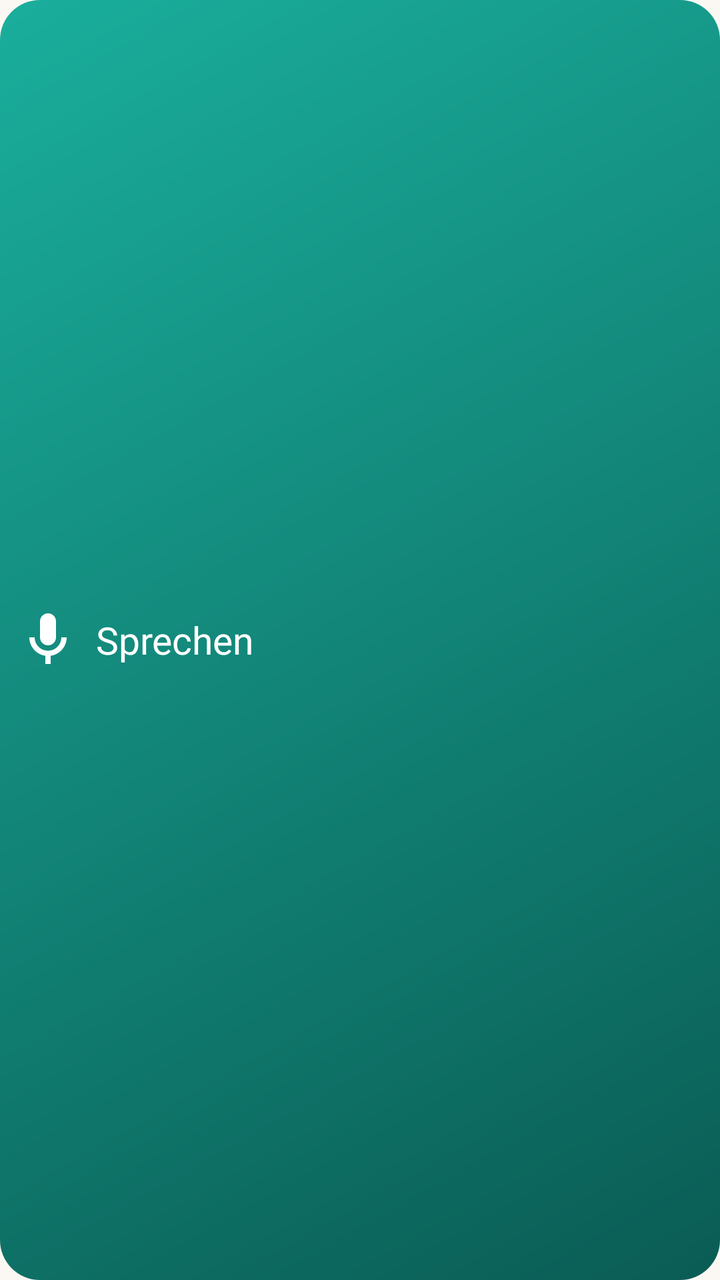
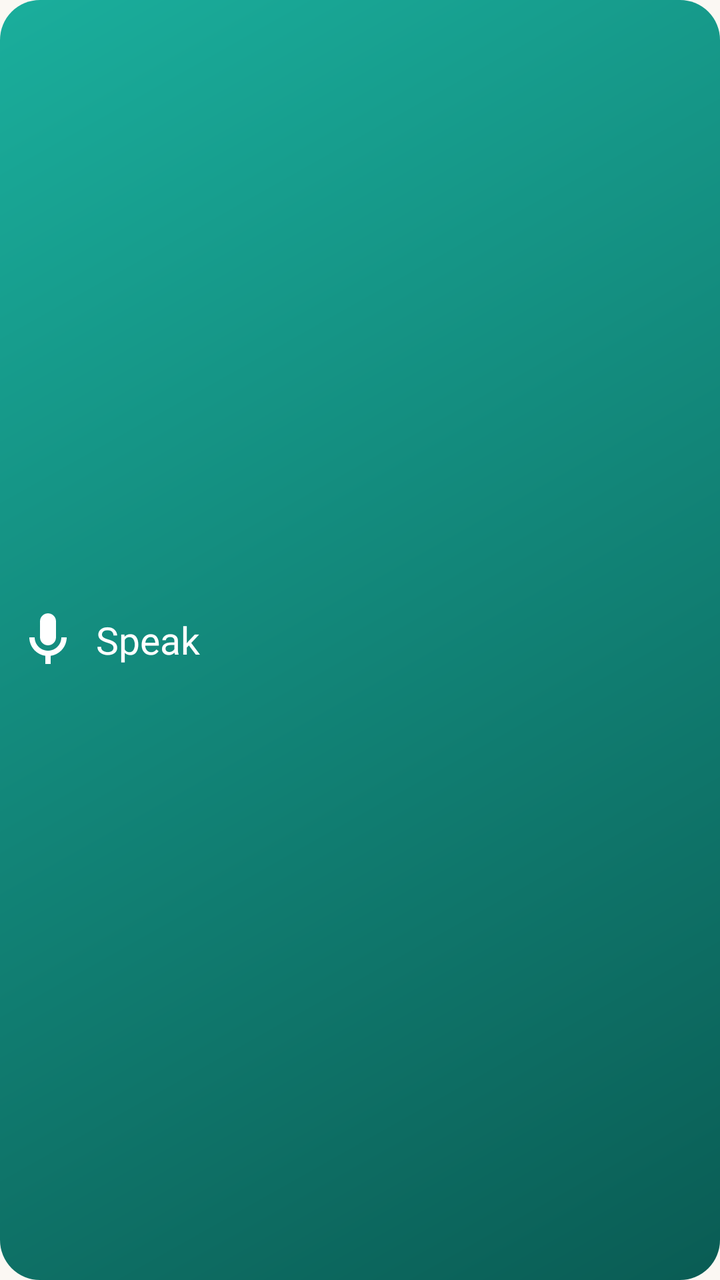

Before-and-after screenshots of an Android layout around one commit, followed by the original layout XML and the change that was made.
<!-- AndroidManifest.xml: application theme Theme.Merks -->
<!-- res/layout/widget_speak_wide.xml -->
<?xml version="1.0" encoding="utf-8"?>
<LinearLayout xmlns:android="http://schemas.android.com/apk/res/android"
    android:id="@+id/widget_root"
    android:layout_width="match_parent"
    android:layout_height="match_parent"
    android:background="@drawable/widget_bg_small"
    android:gravity="center"
    android:orientation="horizontal"
    android:padding="8dp">

    <ImageView
        android:layout_width="32dp"
        android:layout_height="32dp"
        android:contentDescription="@string/speak"
        android:src="@drawable/ic_mic" />

    
    <TextView
        android:layout_width="0dp"
        android:layout_height="match_parent"
        android:layout_marginStart="8dp"
        android:layout_weight="1"
        android:autoSizeMaxTextSize="19sp"
        android:autoSizeMinTextSize="12sp"
        android:autoSizeTextType="uniform"
        android:fontFamily="@font/nunito_extrabold"
        android:gravity="center_vertical"
        android:maxLines="1"
        android:text="@string/speak"
        android:textColor="#FFFFFF" />
</LinearLayout>
<!-- resources referenced by this layout -->
<resources>
  <string name="speak">Sprechen</string>
  <color name="brand_teal_dark">#0A5C54</color>
  <color name="brand_teal_light">#1AAE9C</color>
  <color name="m_primary">#0D7A6F</color>
  <color name="m_on_primary">#FFFFFF</color>
  <color name="m_primary_container">#C6EDE7</color>
  <color name="m_on_primary_container">#00332D</color>
  <color name="m_secondary">#8A5A00</color>
  <color name="m_on_secondary">#FFFFFF</color>
  <color name="m_secondary_container">#FFE2B6</color>
  <color name="m_on_secondary_container">#2C1A00</color>
  <color name="m_background">#FBF8F3</color>
  <color name="m_on_background">#1C1B19</color>
  <color name="m_surface">#FBF8F3</color>
  <color name="m_on_surface">#1C1B19</color>
  <color name="m_surface_variant">#ECE6DC</color>
  <color name="m_on_surface_variant">#55524C</color>
  <color name="m_surface_container_lowest">#FFFFFF</color>
  <color name="m_surface_container_low">#F5F1EA</color>
  <color name="m_surface_container">#F0EBE3</color>
  <color name="m_surface_container_high">#EAE5DC</color>
  <color name="m_surface_container_highest">#E4DED5</color>
  <color name="m_outline">#7E7A72</color>
  <color name="m_outline_variant">#DCD5CA</color>
  <color name="m_error">#B3261E</color>
  <color name="m_on_error">#FFFFFF</color>
  <color name="m_inverse_surface">#31302D</color>
  <color name="m_inverse_on_surface">#F4F0EA</color>
  <color name="m_inverse_primary">#7FD8CB</color>
  <style name="TextAppearance.Merks.BodyLarge" parent="TextAppearance.Material3.BodyLarge">
          <item name="android:fontFamily">@font/nunito</item>
          <item name="fontFamily">@font/nunito</item>
          <item name="android:textSize">18sp</item>
      </style>
  <style name="TextAppearance.Merks.HeadlineMedium" parent="TextAppearance.Material3.HeadlineMedium">
          <item name="android:fontFamily">@font/nunito_extrabold</item>
          <item name="fontFamily">@font/nunito_extrabold</item>
      </style>
  <style name="TextAppearance.Merks.HeadlineSmall" parent="TextAppearance.Material3.HeadlineSmall">
          <item name="android:fontFamily">@font/nunito_extrabold</item>
          <item name="fontFamily">@font/nunito_extrabold</item>
      </style>
  <style name="TextAppearance.Merks.TitleSmall" parent="TextAppearance.Material3.TitleSmall">
          <item name="android:fontFamily">@font/nunito_bold</item>
          <item name="fontFamily">@font/nunito_bold</item>
          <item name="android:textSize">15sp</item>
      </style>
  <style name="TextAppearance.Merks.BodyMedium" parent="TextAppearance.Material3.BodyMedium">
          <item name="android:fontFamily">@font/nunito</item>
          <item name="fontFamily">@font/nunito</item>
          <item name="android:textSize">16sp</item>
      </style>
  <style name="TextAppearance.Merks.BodySmall" parent="TextAppearance.Material3.BodySmall">
          <item name="android:fontFamily">@font/nunito</item>
          <item name="fontFamily">@font/nunito</item>
          <item name="android:textSize">14sp</item>
      </style>
  <style name="TextAppearance.Merks.LabelLarge" parent="TextAppearance.Material3.LabelLarge">
          <item name="android:fontFamily">@font/nunito_bold</item>
          <item name="fontFamily">@font/nunito_bold</item>
          <item name="android:textSize">17sp</item>
      </style>
  <style name="TextAppearance.Merks.LabelMedium" parent="TextAppearance.Material3.LabelMedium">
          <item name="android:fontFamily">@font/nunito_semibold</item>
          <item name="fontFamily">@font/nunito_semibold</item>
      </style>
  <style name="TextAppearance.Merks.LabelSmall" parent="TextAppearance.Material3.LabelSmall">
          <item name="android:fontFamily">@font/nunito_semibold</item>
          <item name="fontFamily">@font/nunito_semibold</item>
      </style>
  <!-- unchanged entries left out for length: 5 -->
</resources>

<!-- the commit's change to res/layout/widget_speak_wide.xml (unified diff, before → after) -->
@@ -16,6 +16,7 @@
 
     
     <TextView
+        android:id="@+id/widget_label"
         android:layout_width="0dp"
         android:layout_height="match_parent"
         android:layout_marginStart="8dp"
<!-- resource entries referenced after the edit -->
@@ -1,6 +1,6 @@
 <!-- resources referenced by this layout -->
 <resources>
-  <string name="speak">Sprechen</string>
+  <string name="speak">Speak</string>
   <color name="brand_teal_dark">#0A5C54</color>
   <color name="brand_teal_light">#1AAE9C</color>
   <color name="m_primary">#0D7A6F</color>
